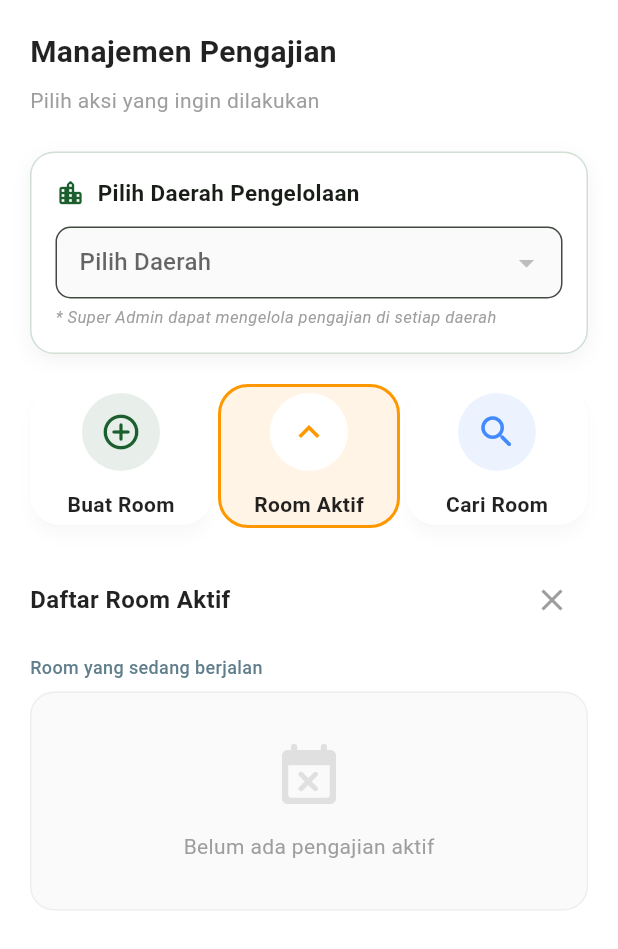
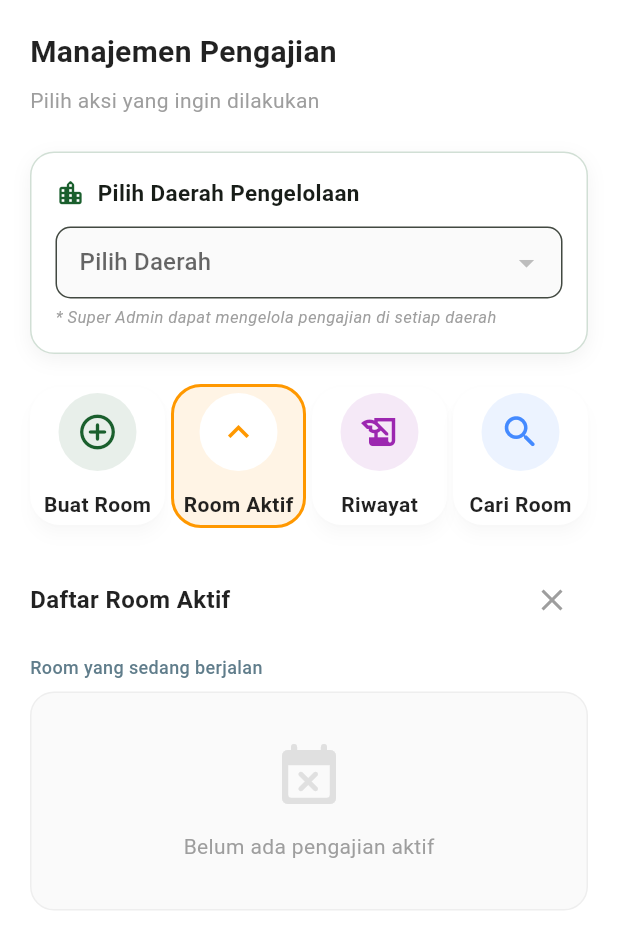
Before and after one commit to daerahgresik/hpdaerah, a Flutter app: the PengajianDashboardPage screen opened directly with empty values, scrolled down 233 dp, after a tap on "Buat Room", after a tap on "Room Aktif", on a phone screen of 412 x 824 dp. Shown: the top 949 px of the screen. Run offline on Flutter 3.47's test engine with Material 3 defaults, Android fonts, the light colour scheme and no system bars; our stand-ins replace flutter_dotenv, flutter_local_notifications, image_picker, permission_handler, qr_flutter, shared_preferences and 1 more; missing offline and left inert: mobile_scanner; accounts and stored records are empty.

Commit message:
feat(pengajian): add Riwayat Pengajian menu with 4-column layout

```diff
--- a/lib/views/auth/dashboard/admin/pengajian/pengajian_dashboard_page.dart
+++ b/lib/views/auth/dashboard/admin/pengajian/pengajian_dashboard_page.dart
@@ -8,6 +8,7 @@ import 'package:supabase_flutter/supabase_flutter.dart';
 import 'package:hpdaerah/views/auth/dashboard/admin/pengajian/pengajian_level_selector.dart';
 import 'package:hpdaerah/views/auth/dashboard/admin/pengajian/pengajian_detail_page.dart';
 import 'package:permission_handler/permission_handler.dart';
+import 'package:hpdaerah/views/auth/dashboard/admin/pengajian/riwayatpengajian.dart';
 
 class PengajianDashboardPage extends StatefulWidget {
   final UserModel user;
@@ -28,6 +29,7 @@ class _PengajianDashboardPageState extends State<PengajianDashboardPage> {
   final _presensiService = PresensiService();
   bool _showCreateRoom = false;
   bool _showActiveRoom = false;
+  bool _showHistoryRoom = false; // New Menu State
   bool _showSearchRoom = false;
 
   // For Search Room logic
@@ -303,7 +305,7 @@ class _PengajianDashboardPageState extends State<PengajianDashboardPage> {
               const SizedBox(height: 20),
             ],
 
-            // HORIZONTAL MENU ROW
+            // HORIZONTAL MENU ROW (4 Items)
             Row(
               mainAxisAlignment: MainAxisAlignment.spaceBetween,
               children: [
@@ -317,8 +319,13 @@ class _PengajianDashboardPageState extends State<PengajianDashboardPage> {
                     color: const Color(0xFF1A5F2D),
                     onTap: () {
                       setState(() {
-                        _showCreateRoom = !_showCreateRoom;
-                        _showActiveRoom = false;
+                        final newState = !_showCreateRoom;
+                        _showCreateRoom = newState;
+                        if (newState) {
+                          _showActiveRoom = false;
+                          _showHistoryRoom = false;
+                          _showSearchRoom = false;
+                        }
                       });
                     },
                     isActive: _showCreateRoom,
@@ -335,11 +342,40 @@ class _PengajianDashboardPageState extends State<PengajianDashboardPage> {
                     color: Colors.orange,
                     onTap: () {
                       setState(() {
-                        _showActiveRoom = !_showActiveRoom;
-                        _showCreateRoom = false;
+                        final newState = !_showActiveRoom;
+                        _showActiveRoom = newState;
+                        if (newState) {
+                          _showCreateRoom = false;
+                          _showHistoryRoom = false;
+                          _showSearchRoom = false;
+                        }
                       });
                     },
                     isActive: _showActiveRoom,
+                  ),
+                ),
+                const SizedBox(width: 4),
+                // RIWAYAT MENU
+                Expanded(
+                  child: _buildMenuCard(
+                    context,
+                    title: 'Riwayat',
+                    icon: _showHistoryRoom
+                        ? Icons.keyboard_arrow_up
+                        : Icons.history_edu,
+                    color: Colors.purple,
+                    onTap: () {
+                      setState(() {
+                        final newState = !_showHistoryRoom;
+                        _showHistoryRoom = newState;
+                        if (newState) {
+                          _showCreateRoom = false;
+                          _showActiveRoom = false;
+                          _showSearchRoom = false;
+                        }
+                      });
+                    },
+                    isActive: _showHistoryRoom,
                   ),
                 ),
                 const SizedBox(width: 4),
@@ -353,9 +389,13 @@ class _PengajianDashboardPageState extends State<PengajianDashboardPage> {
                     color: Colors.blueAccent,
                     onTap: () {
                       setState(() {
-                        _showSearchRoom = !_showSearchRoom;
-                        _showCreateRoom = false;
-                        _showActiveRoom = false;
+                        final newState = !_showSearchRoom;
+                        _showSearchRoom = newState;
+                        if (newState) {
+                          _showCreateRoom = false;
+                          _showActiveRoom = false;
+                          _showHistoryRoom = false;
+                        }
                       });
                     },
                     isActive: _showSearchRoom,
@@ -452,8 +492,20 @@ class _PengajianDashboardPageState extends State<PengajianDashboardPage> {
               const SizedBox(height: 48),
             ],
 
+            // INLINE HISTORY ROOM (NEW)
+            if (_showHistoryRoom) ...[
+              const SizedBox(height: 24),
+              RiwayatPengajian(
+                user: widget.user,
+                orgId: _selectedOrgId ?? widget.orgId,
+              ),
+            ],
+
             // DEFAULT: Show Insight Dashboard when no menu is selected
-            if (!_showCreateRoom && !_showActiveRoom && !_showSearchRoom) ...[
+            if (!_showCreateRoom &&
+                !_showActiveRoom &&
+                !_showSearchRoom &&
+                !_showHistoryRoom) ...[
               const SizedBox(height: 24),
               _buildInsightDashboard(context),
             ],
```
Also changed, not shown: lib/views/auth/dashboard/admin/pengajian/riwayatpengajian.dart (added, +226 -0 lines).
